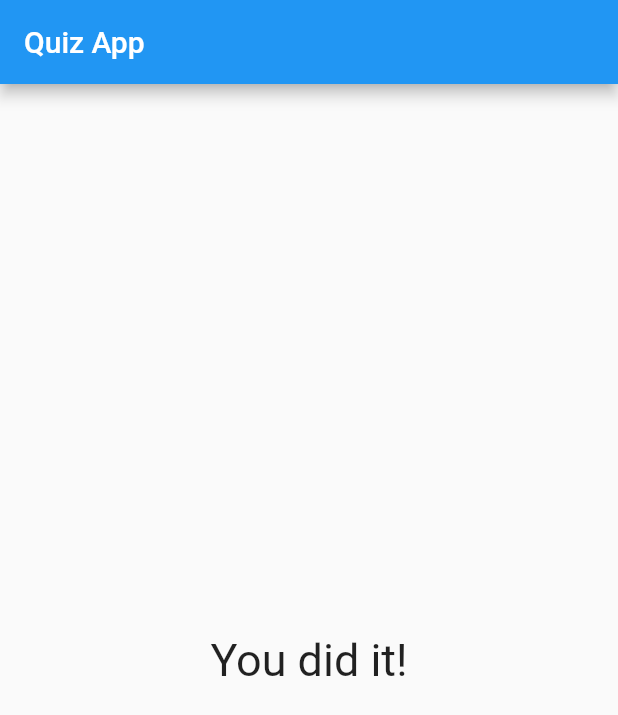
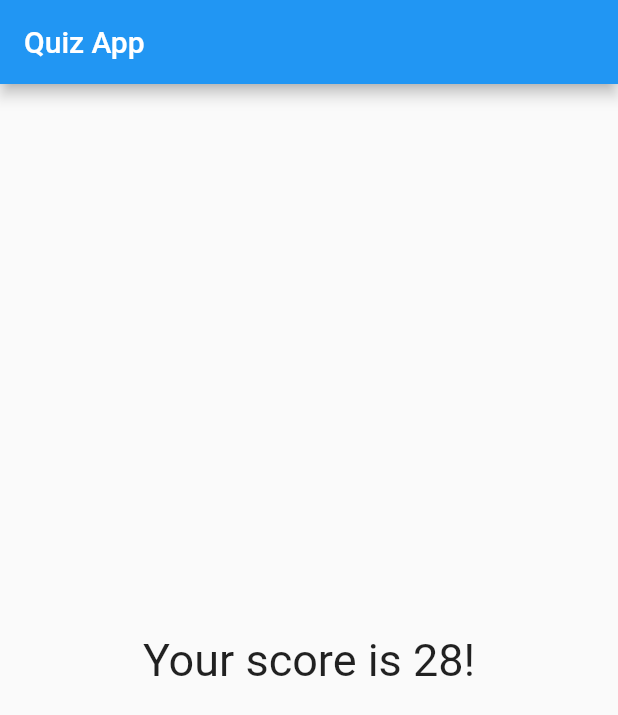
Before and after one commit to shawon-majid/Personality-Test-App-with-Flutter, a Flutter app: the screen it shows after launch, after a tap on "Black", after a tap on "Snake", after a tap on "Playing", on a phone screen of 412 x 824 dp. Shown: the top 715 px of the screen. Run offline on Flutter 3.47's test engine with Material 2 defaults, Android fonts, the phone set to English and light mode, and no system bars; Roboto replaces fonts that are missing (Helvetica).

Commit message:
added total score in the result page

```diff
--- a/lib/main.dart
+++ b/lib/main.dart
@@ -19,22 +19,40 @@ class _MyAppState extends State<MyApp> {
   var _questions = const [
     {
       'questionText': 'What\'s your favorite color?',
-      'answers': ['Black', 'Red', 'White', 'Blue'],
+      'answers': [
+        {'text': 'Black', 'score': 10},
+        {'text': 'Red', 'score': 7},
+        {'text': 'Blue', 'score': 4},
+        {'text': 'White', 'score': 1},
+      ],
     },
     {
       'questionText': 'What\'s your favorite animal?',
-      'answers': ['Rabbit', 'Snake', 'Elephant', 'Lion'],
+      'answers': [
+        {'text': 'Rabbit', 'score': 3},
+        {'text': 'Snake', 'score': 11},
+        {'text': 'Elephant', 'score': 5},
+        {'text': 'Lion', 'score': 9},
+      ],
     },
     {
       'questionText': 'What do you like most?',
-      'answers': ['CP', 'Development', 'Reading', 'Playing'],
+      'answers': [
+        {'text': 'CP', 'score': 10},
+        {'text': 'Development', 'score': 8},
+        {'text': 'Playing', 'score': 7},
+        {'text': 'Reading', 'score': 5},
+      ],
     },
   ];
 
   var _questionIndex = 0;
+  var _totalScore = 0;
 
-  void _answerQuestion() {
+  void _answerQuestion(int score) {
     _questionIndex++;
+
+    _totalScore += score;
 
     setState(() {});
 
@@ -59,7 +77,7 @@ class _MyAppState extends State<MyApp> {
                 questions: _questions,
                 questionIndex: _questionIndex,
               )
-            : Result(),
+            : Result(_totalScore),
       ),
     );
   }
--- a/lib/quiz.dart
+++ b/lib/quiz.dart
@@ -6,7 +6,7 @@ import './answer.dart';
 class Quiz extends StatelessWidget {
   final List<Map<String, Object>> questions;
   final int questionIndex;
-  final VoidCallback answerQuestion;
+  final Function answerQuestion;
 
   Quiz(
       {@required this.answerQuestion,
@@ -20,8 +20,9 @@ class Quiz extends StatelessWidget {
         Question(
           questions[questionIndex]['questionText'],
         ),
-        ...(questions[questionIndex]['answers'] as List<String>).map((answer) {
-          return Answer(answerQuestion, answer);
+        ...(questions[questionIndex]['answers'] as List<Map<String, Object>>)
+            .map((answer) {
+          return Answer(() => answerQuestion(answer['score']), answer['text']);
         })
       ],
     );
--- a/lib/result.dart
+++ b/lib/result.dart
@@ -1,11 +1,15 @@
 import 'package:flutter/material.dart';
 
 class Result extends StatelessWidget {
+  final int totalScore;
+
+  Result(this.totalScore);
+
   @override
   Widget build(BuildContext context) {
     return Center(
       child: Text(
-        'You did it!',
+        'Your score is $totalScore!',
         style: TextStyle(
           fontSize: 30,
           fontFamily: 'Helvetica',
```
